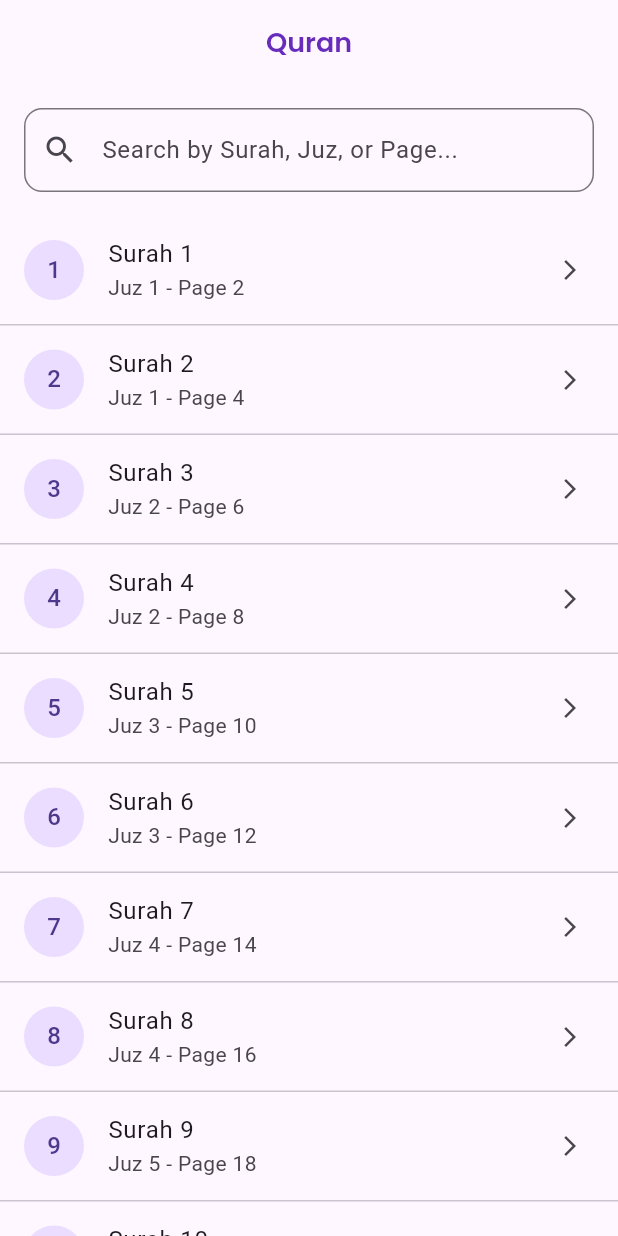
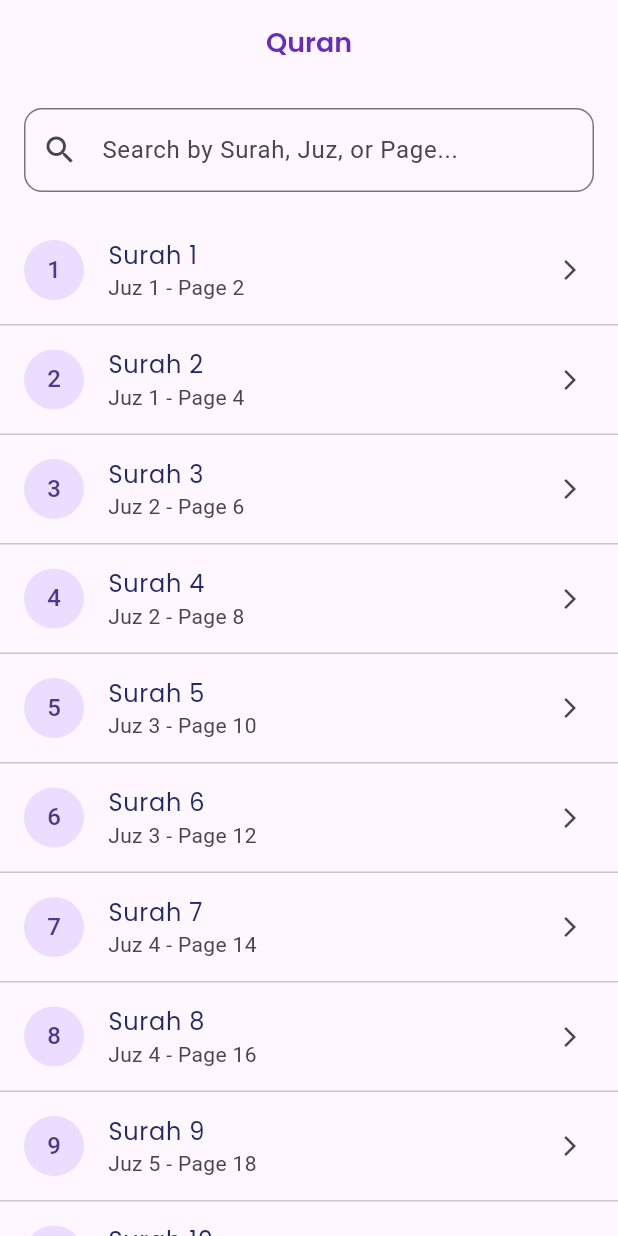
Before and after one commit to Badr-Elarby/muslim_daily, a Flutter app: the QuranScreen screen opened by its route, on a phone screen of 412 x 824 dp. Run offline on Flutter 3.47's test engine with Material 3 defaults, Android fonts, the phone set to English and light mode, and no system bars; our stand-ins replace flutter_animate, flutter_screenutil, go_router, permission_handler; missing offline and left inert: flutter_qiblah.

```diff
--- a/islamic_app/lib/features/quran/presentation/screens/quran_screen.dart
+++ b/islamic_app/lib/features/quran/presentation/screens/quran_screen.dart
@@ -1,5 +1,6 @@
 import 'package:flutter/material.dart';
 import 'package:islamic_app/core/utils/app_styles.dart';
+import 'package:islamic_app/features/quran/presentation/widgets/quran_surah_list.dart';
 
 class QuranScreen extends StatelessWidget {
   const QuranScreen({super.key});
@@ -11,44 +12,7 @@ class QuranScreen extends StatelessWidget {
         title: const Text("Quran", style: AppStyles.Purble18SemiBold),
         centerTitle: true,
       ),
-      body: Column(
-        children: [
-          // Search Bar
-          Padding(
-            padding: const EdgeInsets.all(16.0),
-            child: TextField(
-              decoration: InputDecoration(
-                hintText: 'Search by Surah, Juz, or Page...',
-                prefixIcon: const Icon(Icons.search),
-                border: OutlineInputBorder(
-                  borderRadius: BorderRadius.circular(12),
-                ),
-              ),
-            ),
-          ),
-
-          // List of Surahs
-          Expanded(
-            child: ListView.separated(
-              itemCount: 10, // Temporary list of 10 surahs
-              separatorBuilder: (_, __) => const Divider(height: 1),
-              itemBuilder: (context, index) {
-                return ListTile(
-                  leading: CircleAvatar(child: Text('${index + 1}')),
-                  title: Text('Surah ${index + 1}'),
-                  subtitle: Text(
-                    'Juz ${(index ~/ 2) + 1} - Page ${(index + 1) * 2}',
-                  ),
-                  trailing: const Icon(Icons.arrow_forward_ios, size: 16),
-                  onTap: () {
-                    // TODO: Navigate to Quran reading screen
-                  },
-                );
-              },
-            ),
-          ),
-        ],
-      ),
+      body: QuranSurahList(),
     );
   }
 }
--- /dev/null
+++ b/islamic_app/lib/features/quran/presentation/widgets/quran_surah_list.dart
@@ -0,0 +1,52 @@
+import 'package:flutter/material.dart';
+import 'package:flutter/widgets.dart';
+import 'package:islamic_app/core/utils/app_styles.dart';
+
+class QuranSurahList extends StatelessWidget {
+  const QuranSurahList({super.key});
+
+  @override
+  Widget build(BuildContext context) {
+    return Column(
+      children: [
+        // Search Bar
+        Padding(
+          padding: const EdgeInsets.all(16.0),
+          child: TextField(
+            decoration: InputDecoration(
+              hintText: 'Search by Surah, Juz, or Page...',
+              prefixIcon: const Icon(Icons.search),
+              border: OutlineInputBorder(
+                borderRadius: BorderRadius.circular(12),
+              ),
+            ),
+          ),
+        ),
+
+        // List of Surahs
+        Expanded(
+          child: ListView.separated(
+            itemCount: 10, // Temporary list of 10 surahs
+            separatorBuilder: (_, __) => const Divider(height: 1),
+            itemBuilder: (context, index) {
+              return ListTile(
+                leading: CircleAvatar(child: Text('${index + 1}')),
+                title: Text(
+                  'Surah ${index + 1}',
+                  style: AppStyles.Black16Reguler,
+                ),
+                subtitle: Text(
+                  'Juz ${(index ~/ 2) + 1} - Page ${(index + 1) * 2}',
+                ),
+                trailing: const Icon(Icons.arrow_forward_ios, size: 16),
+                onTap: () {
+                  // TODO: Navigate to Quran reading screen
+                },
+              );
+            },
+          ),
+        ),
+      ],
+    );
+  }
+}
--- a/islamic_app/pubspec.yaml
+++ b/islamic_app/pubspec.yaml
@@ -32,8 +32,11 @@ dependencies:
   flutter:
     sdk: flutter
   flutter_animate: ^4.5.2
+  flutter_qiblah: ^3.1.0+1
   flutter_screenutil: ^5.9.3
   go_router: ^15.2.0
+  permission_handler: ^12.0.0+1
+  vibration: ^3.1.3
 
 dev_dependencies:
   flutter_lints: ^5.0.0
```
Also changed, not shown: islamic_app/lib/features/qibla/presentation/screens/qibla_screen.dart (+49 -3 lines), islamic_app/lib/features/qibla/presentation/widgets/qibla_compass.dart (added, +62 -0 lines), islamic_app/assets/images/compass.png (added), islamic_app/assets/images/compass_with_kaaba.png (added), islamic_app/assets/images/download.jpg (added), islamic_app/assets/images/needle.png (added), islamic_app/pubspec.lock, 5 other files.
